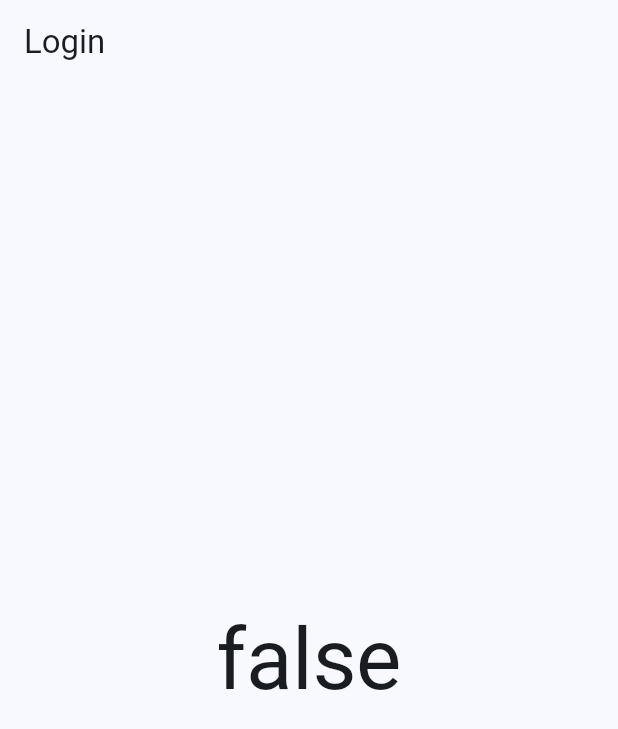
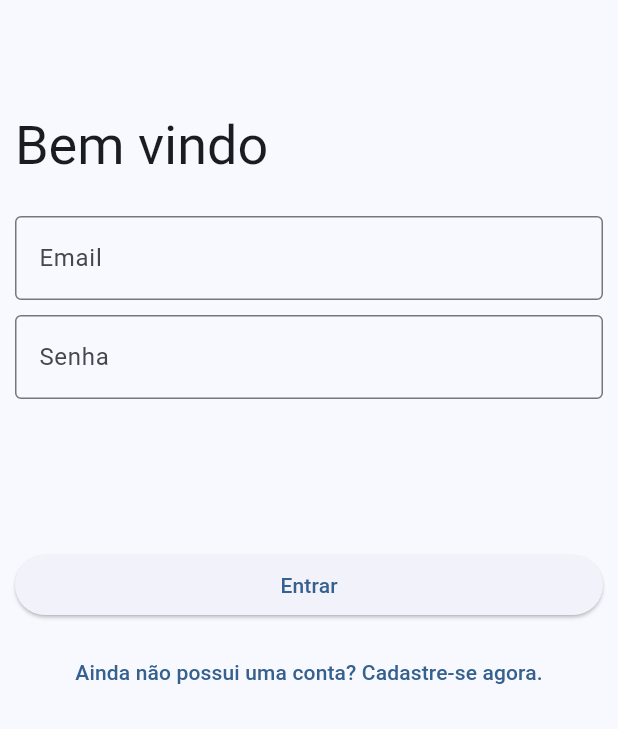
Before and after one commit to LucasHenriqueAbreu/turmaprogramacaomobile, a Flutter app: the screen it shows after launch, on a phone screen of 412 x 824 dp. Shown: the top 729 px of the screen. Run offline on Flutter 3.47's test engine with Material 2 defaults, Android fonts, the phone set to English and light mode, and no system bars; our stand-ins replace firebase_auth, firebase_core; accounts and stored records are empty.

Commit message:
tela de login

```diff
--- a/fofoqueiro/lib/main.dart
+++ b/fofoqueiro/lib/main.dart
@@ -41,7 +41,7 @@ class MyApp extends StatelessWidget {
         routes: {
           '/': (_) => const SplashScreen(),
           '/home': (_) => const HomeScreen(),
-          '/login': (_) => const LoginScreen(),
+          '/login': (_) => LoginScreen(),
         },
       ),
     );
--- a/fofoqueiro/lib/src/login/login_screen.dart
+++ b/fofoqueiro/lib/src/login/login_screen.dart
@@ -1,26 +1,102 @@
 import 'package:flutter/material.dart';
-import 'package:fofoqueiro/src/services/auth_service.dart';
-import 'package:provider/provider.dart';
 
 class LoginScreen extends StatelessWidget {
-  const LoginScreen({Key? key}) : super(key: key);
+  LoginScreen({Key? key}) : super(key: key);
+
+  final _formKey = GlobalKey<FormState>();
+  final _email = TextEditingController();
+  final _senha = TextEditingController();
 
   @override
   Widget build(BuildContext context) {
     return Scaffold(
-      appBar: AppBar(
-        title: const Text('Login'),
-      ),
-      body: Consumer<AuthService>(
-        builder: (_, loginController, __) {
-          return Center(
-            child: Text(
-              '${loginController.usuarioLogado}',
-              style: Theme.of(context).textTheme.headline1,
+      body: SafeArea(
+        child: SingleChildScrollView(
+          child: Padding(
+            padding: const EdgeInsets.only(top: 75, left: 10, right: 10),
+            child: Form(
+              key: _formKey,
+              child: Column(
+                crossAxisAlignment: CrossAxisAlignment.stretch,
+                children: [
+                  Text(
+                    'Bem vindo',
+                    style: Theme.of(context).textTheme.headline3,
+                  ),
+                  const SizedBox(
+                    height: 25,
+                  ),
+                  TextFormField(
+                    controller: _email,
+                    decoration: const InputDecoration(
+                      label: Text('Email'),
+                      border: OutlineInputBorder(),
+                    ),
+                    keyboardType: TextInputType.emailAddress,
+                    validator: _validateInputEmail,
+                  ),
+                  const SizedBox(
+                    height: 10,
+                  ),
+                  TextFormField(
+                    controller: _senha,
+                    decoration: const InputDecoration(
+                      label: Text('Senha'),
+                      border: OutlineInputBorder(),
+                    ),
+                    obscureText: true,
+                    validator: _validateInputSenha,
+                  ),
+                  const SizedBox(
+                    height: 100,
+                  ),
+                  ElevatedButton(
+                    onPressed: () {
+                      print('Login');
+                    },
+                    child: const Text('Entrar'),
+                  ),
+                  const SizedBox(
+                    height: 10,
+                  ),
+                  TextButton(
+                    onPressed: () {
+                      print('object');
+                    },
+                    child: const Text(
+                      'Ainda não possui uma conta? Cadastre-se agora.',
+                    ),
+                  ),
+                ],
+              ),
             ),
-          );
-        },
+          ),
+        ),
       ),
     );
   }
+
+  String? _validateInputEmail(String? value) {
+    if (value == null || value.isEmpty) {
+      return 'Email é obrigatório';
+    }
+
+    if (!value.contains('@')) {
+      return 'Email inválido';
+    }
+
+    return null;
+  }
+
+  String? _validateInputSenha(String? value) {
+    if (value == null || value.isEmpty) {
+      return 'Senha é obrigatória';
+    }
+
+    if (value.length < 6) {
+      return 'Senha é tão fraca quanto quem criou, seu apedeuta!!!';
+    }
+
+    return null;
+  }
 }
```
